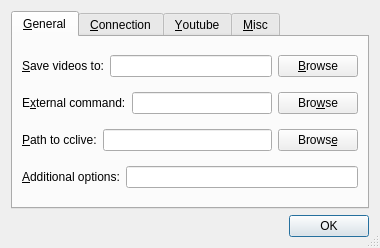
This is rc/prefsdlg.ui in guendto/abby as Qt 5 draws it before an edit. The edited form follows.
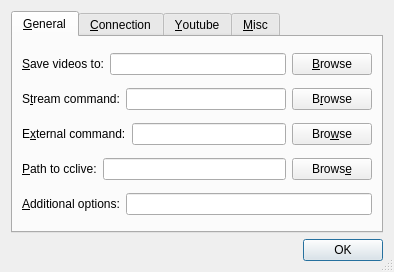
This is the edited form.

Commit message: Added support for new cclive options --stream-exec and --stream.

What changed in the file:
```diff
--- a/rc/prefsdlg.ui
+++ b/rc/prefsdlg.ui
@@ -9,8 +9,8 @@
    <rect>
     <x>0</x>
     <y>0</y>
-    <width>380</width>
-    <height>248</height>
+    <width>394</width>
+    <height>272</height>
    </rect>
   </property>
   <property name="windowTitle" >
@@ -62,6 +62,37 @@
         </layout>
        </item>
        <item row="1" column="0" >
+        <layout class="QHBoxLayout" name="horizontalLayout_8" >
+         <item>
+          <widget class="QLabel" name="label_8" >
+           <property name="text" >
+            <string>S&amp;tream command:</string>
+           </property>
+           <property name="buddy" >
+            <cstring>streamEdit</cstring>
+           </property>
+          </widget>
+         </item>
+         <item>
+          <widget class="QLineEdit" name="streamEdit" >
+           <property name="toolTip" >
+            <string>Command to be run when file transfer reaches the
+percentage specified in the options.
+
+Example: /usr/local/bin/mplayer -really-quiet %i</string>
+           </property>
+          </widget>
+         </item>
+         <item>
+          <widget class="QPushButton" name="streamButton" >
+           <property name="text" >
+            <string>B&amp;rowse</string>
+           </property>
+          </widget>
+         </item>
+        </layout>
+       </item>
+       <item row="2" column="0" >
         <layout class="QHBoxLayout" name="horizontalLayout_4" >
          <item>
           <widget class="QLabel" name="label_4" >
@@ -96,7 +127,7 @@
          </item>
         </layout>
        </item>
-       <item row="2" column="0" >
+       <item row="3" column="0" >
         <layout class="QHBoxLayout" name="horizontalLayout_7" >
          <item>
           <widget class="QLabel" name="label_7" >
@@ -124,7 +155,7 @@
          </item>
         </layout>
        </item>
-       <item row="3" column="0" >
+       <item row="4" column="0" >
         <layout class="QHBoxLayout" name="horizontalLayout_5" >
          <item>
           <widget class="QLabel" name="label_5" >
```
Left out of the diff: 37 changed lines with no effect on the pictures. The commit also changes 6 other files.
